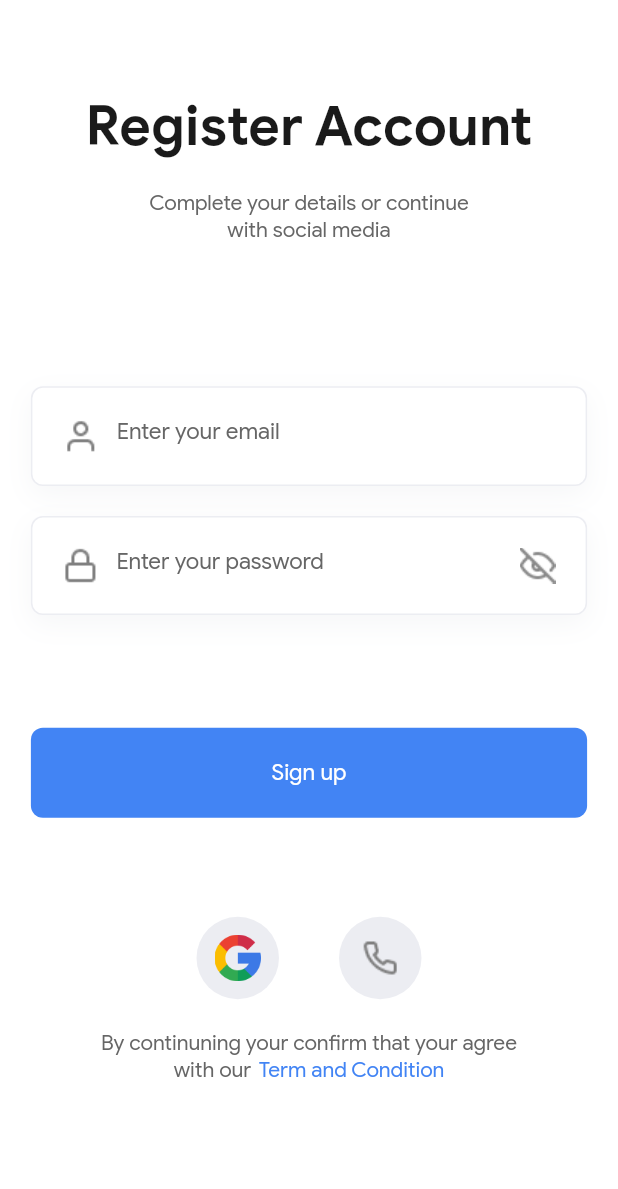
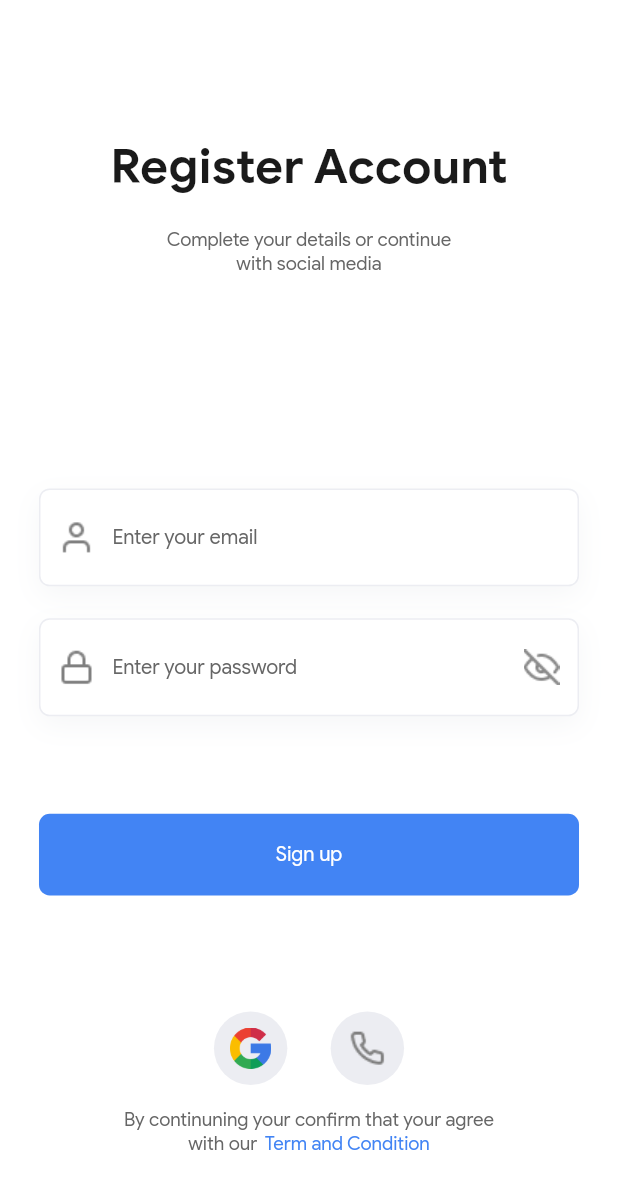
Before and after one commit to HungNM-Developer/Flutter-Study-Jam-Dictionary-App, a Flutter app: the screen it shows after launch, after a tap on "Sign Up", on a phone screen of 412 x 824 dp. Shown: the top 1189 px of the screen. Run offline on Flutter 3.47's test engine with Material 2 defaults, Android fonts, the light colour scheme and no system bars; our stand-ins replace flutter_screenutil.

Commit message:
fix reponsive for app

```diff
--- a/lib/Config/themes/app_text_styles.dart
+++ b/lib/Config/themes/app_text_styles.dart
@@ -1,10 +1,11 @@
 import 'package:flutter/material.dart';
+import 'package:flutter_screenutil/flutter_screenutil.dart';
 import 'package:flutter_study_jam/config/themes/app_colors.dart';
 
 class AppTextStyles {
-  static const h1 = TextStyle(
+  static TextStyle h1 = TextStyle(
     fontWeight: FontWeight.w700,
-    fontSize: 36,
+    fontSize: 36.sp,
     color: AppColors.heading1Color,
   );
 }
--- a/lib/Page/User/login_page.dart
+++ b/lib/Page/User/login_page.dart
@@ -1,6 +1,6 @@
 import 'package:flutter/material.dart';
+import 'package:flutter_screenutil/flutter_screenutil.dart';
 import 'package:flutter_study_jam/config/themes/app_colors.dart';
-import 'package:flutter_study_jam/config/themes/app_text_styles.dart';
 import 'package:flutter_study_jam/page/user/widget/auth_button.dart';
 import 'package:flutter_study_jam/page/user/widget/social_auth_button.dart';
 import 'package:flutter_study_jam/page/user/widget/textfield_input.dart';
@@ -24,10 +24,11 @@ class _LoginPageState extends State<LoginPage> {
       body: SafeArea(
         child: SingleChildScrollView(
           child: Padding(
-            padding: EdgeInsets.only(
-              top: mediaQuery.width * 0.15,
-              bottom: mediaQuery.width * 0.12,
-            ),
+            padding: EdgeInsets.symmetric(vertical: 102.h),
+            // padding: EdgeInsets.only(
+            //   top: mediaQuery.width * 0.15,
+            //   bottom: mediaQuery.width * 0.12,
+            // ),
             child: Column(
               children: [
                 TitleHeading(
@@ -36,44 +37,50 @@ class _LoginPageState extends State<LoginPage> {
                       'Sign in with your email and password \nor continue with social media',
                 ),
                 SizedBox(
-                  height: mediaQuery.width * 0.23,
+                  height: 135.h,
+                  // height: mediaQuery.width * 0.23,
                 ),
                 Padding(
-                  padding: EdgeInsets.only(
-                    left: mediaQuery.width * 0.05,
-                    right: mediaQuery.width * 0.05,
-                  ),
+                  padding: EdgeInsets.symmetric(horizontal: 27.w),
+                  // padding: EdgeInsets.only(
+                  //   left: mediaQuery.width * 0.05,
+                  //   right: mediaQuery.width * 0.05,
+                  // ),
                   child: const TextFieldInput(
                     forgotPassword: 'Forgot password',
                   ),
                 ),
                 SizedBox(
-                  height: mediaQuery.width * 0.1,
+                  // height: mediaQuery.width * 0.1,
+                  height: 36.h,
                 ),
                 Padding(
-                  padding: EdgeInsets.only(
-                    left: mediaQuery.width * 0.05,
-                    right: mediaQuery.width * 0.05,
-                  ),
+                  padding: EdgeInsets.symmetric(horizontal: 27.w),
+                  // padding: EdgeInsets.only(
+                  //   left: mediaQuery.width * 0.05,
+                  //   right: mediaQuery.width * 0.05,
+                  // ),
                   child: const AuthButton(
                     textButton: 'Sign in',
                   ),
                 ),
                 SizedBox(
-                  height: mediaQuery.width * 0.16,
+                  // height: mediaQuery.width * 0.16,
+                  height: 87.h,
                 ),
                 const SocialAuthButton(),
                 SizedBox(
-                  height: mediaQuery.width * 0.05,
+                  // height: mediaQuery.width * 0.05,
+                  height: 17.h,
                 ),
                 Row(
                   mainAxisAlignment: MainAxisAlignment.center,
                   children: [
                     Text(
                       'Don’t have an account?',
-                      style: const TextStyle(
+                      style: TextStyle(
                         color: AppColors.hintTextColor,
-                        fontSize: 18,
+                        fontSize: 18.sp,
                         fontWeight: FontWeight.w400,
                       ),
                     ),
@@ -84,11 +91,11 @@ class _LoginPageState extends State<LoginPage> {
                       onTap: () {
                         Navigator.pushNamed(context, "RegisterPage");
                       },
-                      child: const Text(
+                      child: Text(
                         'Sign Up',
                         style: TextStyle(
                           color: AppColors.primaryBuleColor,
-                          fontSize: 18,
+                          fontSize: 18.sp,
                           fontWeight: FontWeight.w400,
                         ),
                       ),
--- a/lib/Page/User/register_page.dart
+++ b/lib/Page/User/register_page.dart
@@ -1,4 +1,5 @@
 import 'package:flutter/material.dart';
+import 'package:flutter_screenutil/flutter_screenutil.dart';
 import 'package:flutter_study_jam/config/themes/app_colors.dart';
 import 'package:flutter_study_jam/page/user/widget/auth_button.dart';
 import 'package:flutter_study_jam/page/user/widget/social_auth_button.dart';
@@ -21,10 +22,11 @@ class _RegisterPageState extends State<RegisterPage> {
       body: SafeArea(
         child: SingleChildScrollView(
           child: Padding(
-            padding: EdgeInsets.only(
-              top: mediaQuery.width * 0.15,
-              bottom: mediaQuery.width * 0.12,
-            ),
+            padding: EdgeInsets.symmetric(vertical: 102.h),
+            // padding: EdgeInsets.only(
+            //   top: mediaQuery.width * 0.15,
+            //   bottom: mediaQuery.width * 0.12,
+            // ),
             child: Column(
               children: [
                 const TitleHeading(
@@ -33,54 +35,60 @@ class _RegisterPageState extends State<RegisterPage> {
                       'Complete your details or continue \nwith social media',
                 ),
                 SizedBox(
-                  height: mediaQuery.width * 0.23,
+                  height: 135.h,
+                  // height: mediaQuery.width * 0.23,
                 ),
                 Padding(
-                  padding: EdgeInsets.only(
-                    left: mediaQuery.width * 0.05,
-                    right: mediaQuery.width * 0.05,
-                  ),
+                  padding: EdgeInsets.symmetric(horizontal: 27.w),
+                  // padding: EdgeInsets.only(
+                  //   left: mediaQuery.width * 0.05,
+                  //   right: mediaQuery.width * 0.05,
+                  // ),
                   child: const TextFieldInput(
                     forgotPassword: '',
                   ),
                 ),
                 SizedBox(
-                  height: mediaQuery.width * 0.1,
+                  // height: mediaQuery.width * 0.1,
+                  height: 36.h,
                 ),
                 Padding(
-                  padding: EdgeInsets.only(
-                    left: mediaQuery.width * 0.05,
-                    right: mediaQuery.width * 0.05,
-                  ),
+                  padding: EdgeInsets.symmetric(horizontal: 27.w),
+                  // padding: EdgeInsets.only(
+                  //   left: mediaQuery.width * 0.05,
+                  //   right: mediaQuery.width * 0.05,
+                  // ),
                   child: const AuthButton(
                     textButton: 'Sign up',
                   ),
                 ),
                 SizedBox(
-                  height: mediaQuery.width * 0.16,
+                  height: 87.h,
+                  // height: mediaQuery.width * 0.16,
                 ),
                 const SocialAuthButton(),
                 SizedBox(
-                  height: mediaQuery.width * 0.05,
+                  // height: mediaQuery.width * 0.05,
+                  height: 17.h,
                 ),
                 Column(
                   children: [
-                    const Text(
+                    Text(
                       'By continuning your confirm that your agree',
                       style: TextStyle(
                         color: AppColors.hintTextColor,
-                        fontSize: 14,
+                        fontSize: 14.sp,
                         fontWeight: FontWeight.w400,
                       ),
                     ),
                     Row(
                       mainAxisAlignment: MainAxisAlignment.center,
                       children: [
-                        const Text(
+                        Text(
                           'with our',
                           style: TextStyle(
                             color: AppColors.hintTextColor,
-                            fontSize: 14,
+                            fontSize: 14.sp,
                             fontWeight: FontWeight.w400,
                           ),
                         ),
@@ -89,11 +97,11 @@ class _RegisterPageState extends State<RegisterPage> {
                         ),
                         InkWell(
                           onTap: () {},
-                          child: const Text(
+                          child: Text(
                             'Term and Condition',
                             style: TextStyle(
                               color: AppColors.primaryBuleColor,
-                              fontSize: 14,
+                              fontSize: 14.sp,
                               fontWeight: FontWeight.w400,
                             ),
                           ),
--- a/lib/Page/User/widget/auth_button.dart
+++ b/lib/Page/User/widget/auth_button.dart
@@ -1,4 +1,5 @@
 import 'package:flutter/material.dart';
+import 'package:flutter_screenutil/flutter_screenutil.dart';
 import 'package:flutter_study_jam/config/themes/app_colors.dart';
 
 class AuthButton extends StatelessWidget {
@@ -12,18 +13,19 @@ class AuthButton extends StatelessWidget {
     return InkWell(
       onTap: () {},
       child: Container(
-        height: 60,
+        padding: EdgeInsets.symmetric(vertical: 21.h),
+        //height: 60,
         width: mediaQuery.width,
         decoration: BoxDecoration(
           color: AppColors.primaryBuleColor,
-          borderRadius: BorderRadius.circular(8),
+          borderRadius: BorderRadius.circular(8.r),
         ),
         child: Center(
           child: Text(
             textButton,
             style: TextStyle(
               color: Colors.white,
-              fontSize: 15,
+              fontSize: 15.sp,
               fontWeight: FontWeight.w400,
             ),
           ),
--- a/lib/Page/User/widget/social_auth_button.dart
+++ b/lib/Page/User/widget/social_auth_button.dart
@@ -1,4 +1,5 @@
 import 'package:flutter/material.dart';
+import 'package:flutter_screenutil/flutter_screenutil.dart';
 import 'package:flutter_study_jam/config/themes/app_colors.dart';
 
 class SocialAuthButton extends StatelessWidget {
@@ -13,9 +14,9 @@ class SocialAuthButton extends StatelessWidget {
         InkWell(
           onTap: () {},
           child: Container(
-            width: 55,
-            height: 55,
-            padding: EdgeInsets.all(12),
+            width: 55.sp,
+            height: 55.sp,
+            padding: EdgeInsets.all(12.r),
             decoration: BoxDecoration(
               color: AppColors.borderLineColor,
               shape: BoxShape.circle,
@@ -26,12 +27,12 @@ class SocialAuthButton extends StatelessWidget {
             ),
           ),
         ),
-        SizedBox(width: 40),
+        SizedBox(width: 30.w),
         InkWell(
           onTap: () {},
           child: Container(
-            width: 55,
-            height: 55,
+            width: 55.sp,
+            height: 55.sp,
             //padding: EdgeInsets.all(10),
             decoration: BoxDecoration(
               color: AppColors.borderLineColor,
--- a/lib/Page/User/widget/textfield_input.dart
+++ b/lib/Page/User/widget/textfield_input.dart
@@ -1,4 +1,5 @@
 import 'package:flutter/material.dart';
+import 'package:flutter_screenutil/flutter_screenutil.dart';
 import 'package:flutter_study_jam/config/themes/app_colors.dart';
 
 class TextFieldInput extends StatefulWidget {
@@ -30,10 +31,11 @@ class _TextFieldInputState extends State<TextFieldInput> {
     return Column(
       children: [
         Container(
-          padding: EdgeInsets.all(mediaQuery.width * 0.02),
+          // padding: EdgeInsets.all(mediaQuery.width * 0.02),
+          //padding: EdgeInsets.symmetric(horizontal: 26.w, vertical: 23.h),
           decoration: BoxDecoration(
             color: Colors.white,
-            borderRadius: BorderRadius.circular(8),
+            borderRadius: BorderRadius.circular(8.r),
             border: Border.all(color: AppColors.borderLineColor),
             boxShadow: [
               BoxShadow(
@@ -49,10 +51,20 @@ class _TextFieldInputState extends State<TextFieldInput> {
             textInputAction: TextInputAction.done,
             decoration: InputDecoration(
               border: InputBorder.none,
+              // border: OutlineInputBorder(
+              //   borderRadius: BorderRadius.circular(8.r),
+              //   borderSide: BorderSide(color: Colors.transparent, width: 0),
+              // ),
+              // enabledBorder: OutlineInputBorder(
+              //   borderRadius: BorderRadius.circular(8.r),
+              //   borderSide: BorderSide(color: Colors.transparent, width: 0),
+              // ),
+              contentPadding:
+                  EdgeInsets.symmetric(horizontal: 27.w, vertical: 26.h),
               hintText: 'Enter your email',
               hintStyle: TextStyle(
                 color: AppColors.hintTextColor,
-                fontSize: 15,
+                fontSize: 15.sp,
                 fontWeight: FontWeight.w400,
               ),
               prefixIcon: Image.asset('assets/images/user.png'),
@@ -67,17 +79,18 @@ class _TextFieldInputState extends State<TextFieldInput> {
             ),
             style: TextStyle(
               color: Colors.black,
-              fontSize: 15,
+              fontSize: 15.sp,
               fontWeight: FontWeight.w400,
             ),
           ),
         ),
-        SizedBox(height: 20),
+        SizedBox(height: 24.h),
         Container(
-          padding: EdgeInsets.all(8.0),
+          //padding: EdgeInsets.all(8.0),
+          //padding: EdgeInsets.symmetric(horizontal: 26.w, vertical: 23.h),
           decoration: BoxDecoration(
             color: Colors.white,
-            borderRadius: BorderRadius.circular(8),
+            borderRadius: BorderRadius.circular(8.r),
             border: Border.all(color: AppColors.borderLineColor),
             boxShadow: [
               const BoxShadow(
@@ -93,10 +106,12 @@ class _TextFieldInputState extends State<TextFieldInput> {
             textInputAction: TextInputAction.done,
             decoration: InputDecoration(
               border: InputBorder.none,
+              contentPadding:
+                  EdgeInsets.symmetric(horizontal: 27.w, vertical: 26.h),
               hintText: 'Enter your password',
-              hintStyle: const TextStyle(
+              hintStyle: TextStyle(
                 color: AppColors.hintTextColor,
-                fontSize: 15,
+                fontSize: 15.sp,
                 fontWeight: FontWeight.w400,
               ),
               prefixIcon: Image.asset('assets/images/lock.png'),
@@ -120,20 +135,20 @@ class _TextFieldInputState extends State<TextFieldInput> {
             ),
             style: TextStyle(
               color: Colors.black,
-              fontSize: 15,
+              fontSize: 15.sp,
               fontWeight: FontWeight.w400,
             ),
             obscureText: isPasswordVisible,
           ),
         ),
-        SizedBox(height: 15),
+        SizedBox(height: 18.h),
         Align(
           alignment: Alignment.topRight,
           child: Text(
             widget.forgotPassword,
             style: TextStyle(
               color: AppColors.hintTextColor,
-              fontSize: 15,
+              fontSize: 15.sp,
               fontWeight: FontWeight.w400,
             ),
           ),
--- a/lib/Page/User/widget/title_heading.dart
+++ b/lib/Page/User/widget/title_heading.dart
@@ -1,4 +1,5 @@
 import 'package:flutter/material.dart';
+import 'package:flutter_screenutil/flutter_screenutil.dart';
 import 'package:flutter_study_jam/config/themes/app_colors.dart';
 import 'package:flutter_study_jam/config/themes/app_text_styles.dart';
 
@@ -14,12 +15,13 @@ class TitleHeading extends StatelessWidget {
       children: [
         Text(title, style: AppTextStyles.h1),
         Padding(
-          padding: const EdgeInsets.only(top: 20),
+          padding: EdgeInsets.symmetric(vertical: 24.h),
+          // padding: const EdgeInsets.only(top: 20),
           child: Text(
             subtitle,
             // 'Sign in with your email and password or continue with social media ',
-            style: const TextStyle(
-              fontSize: 14,
+            style: TextStyle(
+              fontSize: 14.sp,
               fontWeight: FontWeight.w400,
               color: AppColors.hintTextColor,
             ),
--- a/lib/main.dart
+++ b/lib/main.dart
@@ -1,8 +1,8 @@
 import 'package:flutter/material.dart';
 import 'package:flutter/services.dart';
+import 'package:flutter_screenutil/flutter_screenutil.dart';
 import 'package:flutter_study_jam/config/routes/router_name.dart';
 import 'package:flutter_study_jam/config/routes/routes.dart';
-import 'package:flutter_screenutil/flutter_screenutil.dart';
 
 void main() {
   runApp(const MyApp());
@@ -29,7 +29,7 @@ class MyApp extends StatelessWidget {
         initialRoute: Routes.loginPage,
         onGenerateRoute: RouterName.generateRoute,
       ),
-      designSize: const Size(360, 640),
+      designSize: const Size(428, 926),
     );
   }
 }
```
